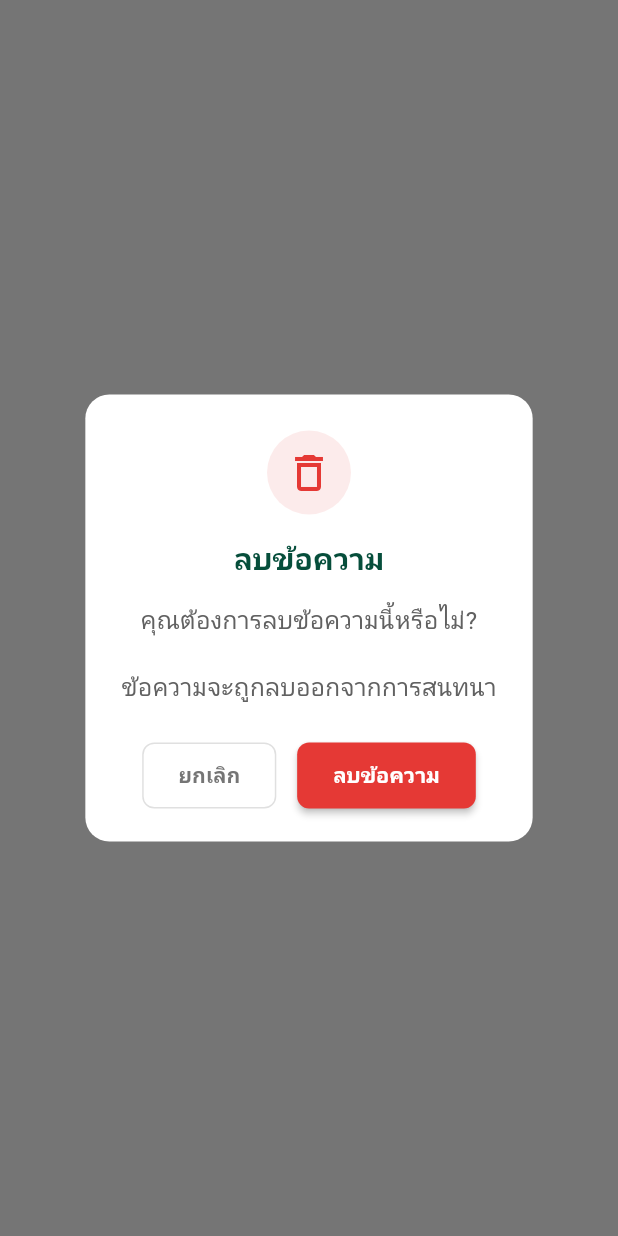
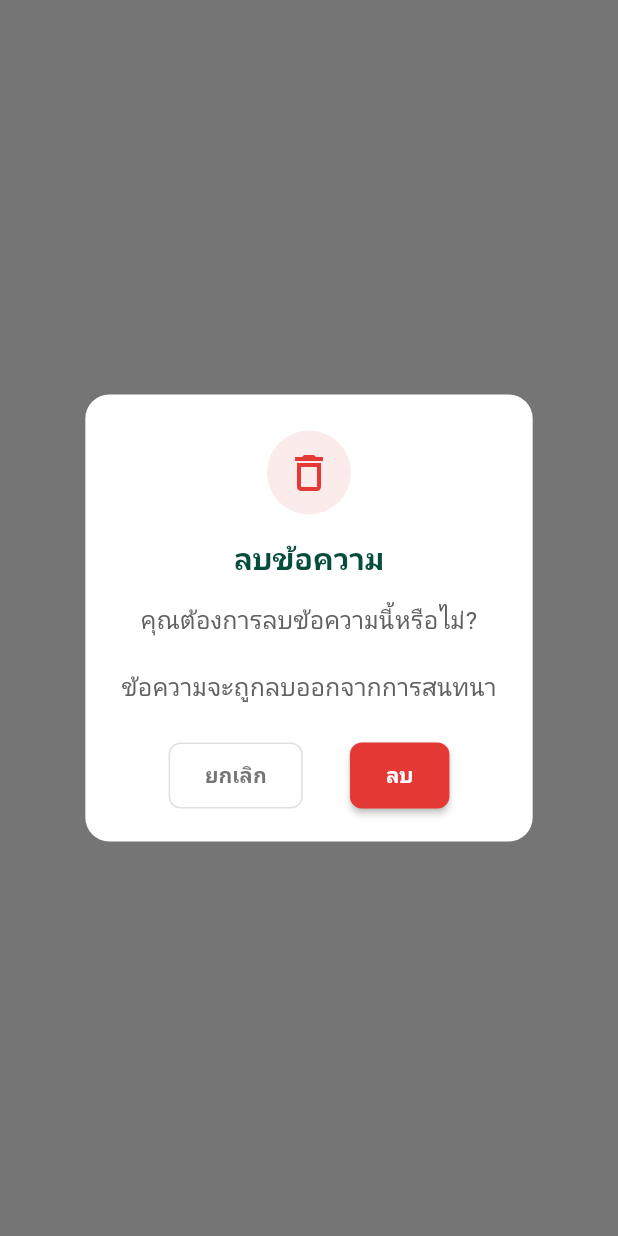
Before and after one commit to SurasakSiangsai02/micro-commerce, a Flutter app: what showDeleteChatMessageDialog() shows on an empty page, opened directly, on a phone screen of 412 x 824 dp. Run offline on Flutter 3.47's test engine with Material 3 defaults, Android fonts, the phone set to English and light mode, and no system bars; our stand-ins replace cached_network_image, cloud_firestore, file_picker, firebase_auth, firebase_core, firebase_storage and 2 more; missing offline and left inert: flutter_stripe; accounts and stored records are empty; network calls fail.

Commit message:
feat: Implement message deletion system with confirmation dialogs, error handling, and UI updates

```diff
--- a/micro_commerce/lib/widgets/confirmation_dialog.dart
+++ b/micro_commerce/lib/widgets/confirmation_dialog.dart
@@ -316,14 +316,38 @@ class ConfirmationDialogs {
   /// แสดง dialog สำหรับลบข้อความในแชท
   static Future<bool?> showDeleteChatMessageDialog({
     required BuildContext context,
+    String messageType = 'text',
   }) {
+    String title = 'ลบข้อความ';
+    String message = 'คุณต้องการลบข้อความนี้หรือไม่?\n\nข้อความจะถูกลบออกจากการสนทนา';
+    IconData icon = Icons.delete_outline;
+
+    switch (messageType.toLowerCase()) {
+      case 'image':
+        title = 'ลบรูปภาพ';
+        message = 'คุณต้องการลบรูปภาพนี้หรือไม่?\n\nรูปภาพจะถูกลบออกจากการสนทนา';
+        icon = Icons.image_outlined;
+        break;
+      case 'file':
+        title = 'ลบไฟล์';
+        message = 'คุณต้องการลบไฟล์นี้หรือไม่?\n\nไฟล์จะถูกลบออกจากการสนทนา';
+        icon = Icons.attach_file_outlined;
+        break;
+      case 'text':
+      default:
+        title = 'ลบข้อความ';
+        message = 'คุณต้องการลบข้อความนี้หรือไม่?\n\nข้อความจะถูกลบออกจากการสนทนา';
+        icon = Icons.delete_outline;
+        break;
+    }
+
     return showConfirmDialog(
       context: context,
-      title: 'ลบข้อความ',
-      message: 'คุณต้องการลบข้อความนี้หรือไม่?\n\nข้อความจะถูกลบออกจากการสนทนา',
-      confirmText: 'ลบข้อความ',
+      title: title,
+      message: message,
+      confirmText: 'ลบ',
       cancelText: 'ยกเลิก',
-      icon: Icons.delete_outline,
+      icon: icon,
       isDanger: true,
     );
   }
```
Also changed, not shown: micro_commerce/lib/screens/customer/customer_chat_screen.dart (+42 -18 lines), micro_commerce/lib/widgets/chat_bubble.dart (+28 -2 lines), 2 other files.
